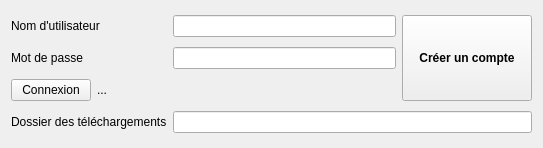
Above: sources/context/interface/configsectionrepository.ui from davy7125/polyphone before the change. Below: the same form after it.
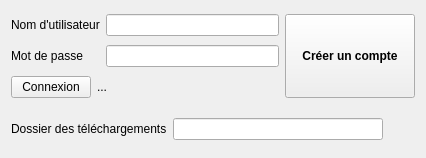
That is the form after the change.

```diff
--- a/sources/context/interface/configsectionrepository.ui
+++ b/sources/context/interface/configsectionrepository.ui
@@ -6,14 +6,21 @@
    <rect>
     <x>0</x>
     <y>0</y>
-    <width>543</width>
-    <height>148</height>
+    <width>426</width>
+    <height>158</height>
    </rect>
   </property>
   <property name="windowTitle">
    <string>Form</string>
   </property>
   <layout class="QGridLayout" name="gridLayout">
+   <item row="0" column="0" colspan="2">
+    <widget class="QLabel" name="label_5">
+     <property name="text">
+      <string>Nom d'utilisateur</string>
+     </property>
+    </widget>
+   </item>
    <item row="0" column="3" rowspan="3">
     <widget class="QStackedWidget" name="stackedWidget">
      <property name="maximumSize">
@@ -219,19 +226,8 @@
      </widget>
     </widget>
    </item>
-   <item row="1" column="0" colspan="2">
-    <widget class="QLabel" name="label_34">
-     <property name="text">
-      <string>Mot de passe</string>
-     </property>
-    </widget>
-   </item>
-   <item row="0" column="0" colspan="2">
-    <widget class="QLabel" name="label_5">
-     <property name="text">
-      <string>Nom d'utilisateur</string>
-     </property>
-    </widget>
+   <item row="0" column="2">
+    <widget class="QLineEdit" name="lineUser"/>
    </item>
    <item row="1" column="2">
     <widget class="QLineEdit" name="linePassword">
@@ -240,26 +236,6 @@
      </property>
     </widget>
    </item>
-   <item row="3" column="0" colspan="2">
-    <widget class="QLabel" name="label_35">
-     <property name="text">
-      <string>Dossier des téléchargements</string>
-     </property>
-    </widget>
-   </item>
-   <item row="3" column="2" colspan="2">
-    <widget class="QLineEdit" name="lineDownloadDirectory"/>
-   </item>
-   <item row="2" column="0">
-    <widget class="QPushButton" name="pushConnect">
-     <property name="text">
-      <string notr="true">Connexion</string>
-     </property>
-    </widget>
-   </item>
-   <item row="0" column="2">
-    <widget class="QLineEdit" name="lineUser"/>
-   </item>
    <item row="2" column="1" colspan="2">
     <widget class="QLabel" name="labelMessage">
      <property name="sizePolicy">
@@ -273,6 +249,53 @@
      </property>
     </widget>
    </item>
+   <item row="1" column="0" colspan="2">
+    <widget class="QLabel" name="label_34">
+     <property name="text">
+      <string>Mot de passe</string>
+     </property>
+    </widget>
+   </item>
+   <item row="2" column="0">
+    <widget class="QPushButton" name="pushConnect">
+     <property name="text">
+      <string notr="true">Connexion</string>
+     </property>
+    </widget>
+   </item>
+   <item row="3" column="0" colspan="4">
+    <layout class="QHBoxLayout" name="horizontalLayout">
+     <property name="topMargin">
+      <number>9</number>
+     </property>
+     <item>
+      <widget class="QLabel" name="label_35">
+       <property name="text">
+        <string>Dossier des téléchargements</string>
+       </property>
+      </widget>
+     </item>
+     <item>
+      <widget class="QLineEdit" name="lineDownloadDirectory"/>
+     </item>
+     <item>
+      <widget class="QPushButton" name="pushDirectory">
+       <property name="maximumSize">
+        <size>
+         <width>26</width>
+         <height>26</height>
+        </size>
+       </property>
+       <property name="text">
+        <string/>
+       </property>
+       <property name="flat">
+        <bool>true</bool>
+       </property>
+      </widget>
+     </item>
+    </layout>
+   </item>
   </layout>
  </widget>
  <resources/>
```
